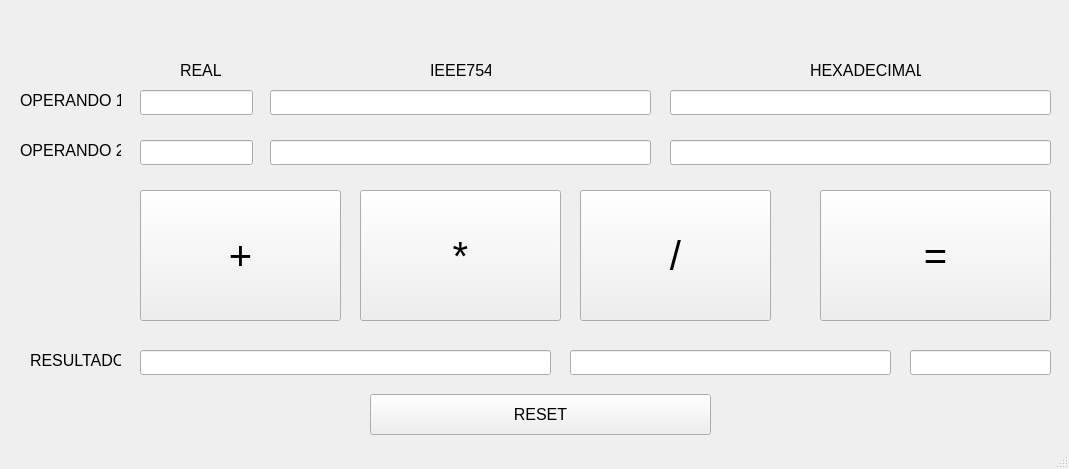
This is mainwindow.ui in dalcoa00/p4-ARCO-2023 as Qt 5 draws it before an edit. The edited form follows.
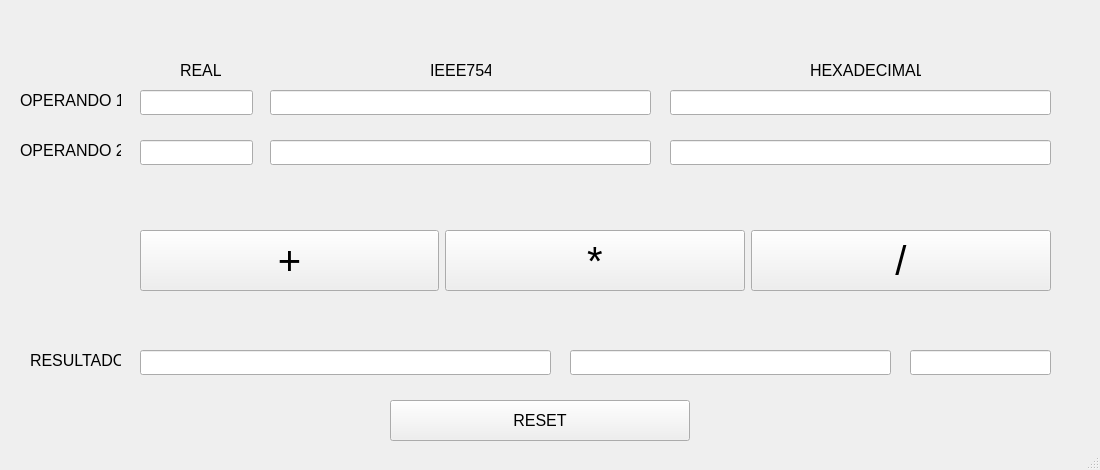
This is the edited form.

Commit message:
FINALIZADA LA PRACTICA COÑO VIVA CRISTO
cristo rey nos guía viva messi

Diff of the .ui file:
```diff
--- a/mainwindow.ui
+++ b/mainwindow.ui
@@ -6,8 +6,8 @@
    <rect>
     <x>0</x>
     <y>0</y>
-    <width>1069</width>
-    <height>469</height>
+    <width>1100</width>
+    <height>470</height>
    </rect>
   </property>
   <property name="windowTitle">
@@ -287,29 +287,44 @@
    <widget class="QPushButton" name="igual">
     <property name="geometry">
      <rect>
-      <x>820</x>
-      <y>190</y>
-      <width>231</width>
-      <height>131</height>
+      <x>390</x>
+      <y>400</y>
+      <width>300</width>
+      <height>41</height>
      </rect>
     </property>
     <property name="font">
      <font>
-      <pointsize>30</pointsize>
+      <pointsize>12</pointsize>
      </font>
     </property>
     <property name="text">
-     <string>=</string>
+     <string>RESET</string>
     </property>
    </widget>
+   <widget class="QWidget" name="">
+    <property name="geometry">
+     <rect>
+      <x>140</x>
+      <y>170</y>
+      <width>911</width>
+      <height>181</height>
+     </rect>
+    </property>
+    <layout class="QGridLayout" name="gridLayout">
+     <item row="0" column="0">
    <widget class="QPushButton" name="suma">
-    <property name="geometry">
-     <rect>
-      <x>140</x>
-      <y>190</y>
-      <width>201</width>
-      <height>131</height>
-     </rect>
+       <property name="minimumSize">
+        <size>
+         <width>299</width>
+         <height>0</height>
+        </size>
+       </property>
+       <property name="maximumSize">
+        <size>
+         <width>299</width>
+         <height>61</height>
+        </size>
     </property>
     <property name="font">
      <font>
@@ -320,14 +335,14 @@
      <string>+</string>
     </property>
    </widget>
+     </item>
+     <item row="0" column="1">
    <widget class="QPushButton" name="multiplicacion">
-    <property name="geometry">
-     <rect>
-      <x>360</x>
-      <y>190</y>
-      <width>201</width>
-      <height>131</height>
-     </rect>
+       <property name="maximumSize">
+        <size>
+         <width>16777215</width>
+         <height>61</height>
+        </size>
     </property>
     <property name="font">
      <font>
@@ -338,14 +353,14 @@
      <string>*</string>
     </property>
    </widget>
+     </item>
+     <item row="0" column="2">
    <widget class="QPushButton" name="division">
-    <property name="geometry">
-     <rect>
-      <x>580</x>
-      <y>190</y>
-      <width>191</width>
-      <height>131</height>
-     </rect>
+       <property name="maximumSize">
+        <size>
+         <width>16777215</width>
+         <height>61</height>
+        </size>
     </property>
     <property name="font">
      <font>
@@ -356,23 +371,8 @@
      <string>/</string>
     </property>
    </widget>
-   <widget class="QPushButton" name="pushButton">
-    <property name="geometry">
-     <rect>
-      <x>370</x>
-      <y>394</y>
-      <width>341</width>
-      <height>41</height>
-     </rect>
-    </property>
-    <property name="font">
-     <font>
-      <pointsize>12</pointsize>
-     </font>
-    </property>
-    <property name="text">
-     <string>RESET</string>
-    </property>
+     </item>
+    </layout>
    </widget>
   </widget>
   <widget class="QStatusBar" name="statusbar"/>
```
Left out of the diff: 2 changed lines with no effect on the pictures. Lines whose indentation alone changed are shown as unchanged. The commit also changes 2 other files.
